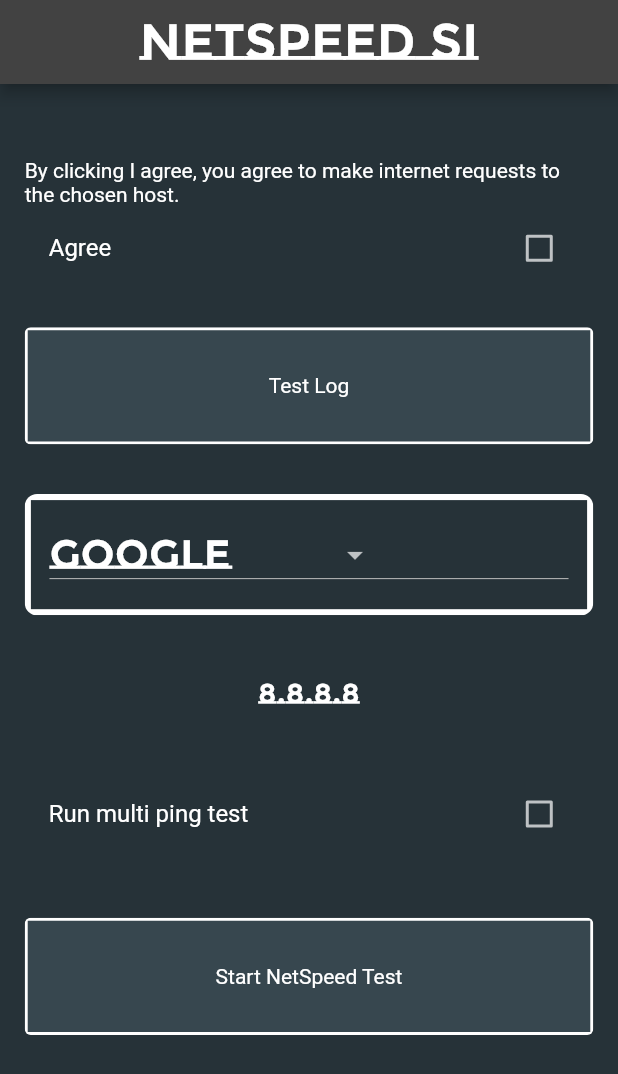
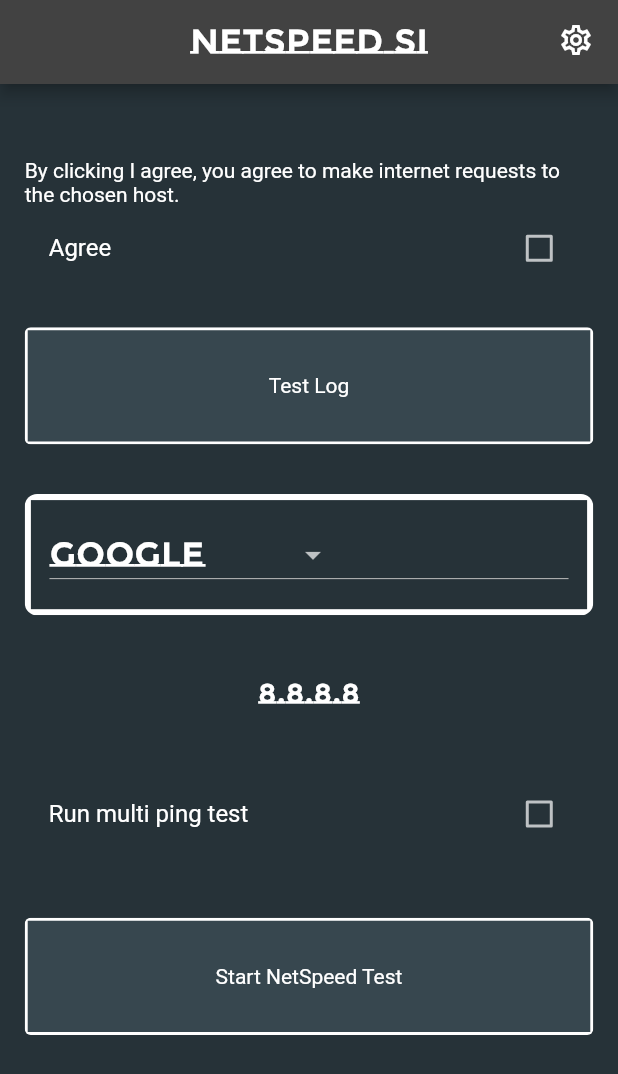
Before and after one commit to L1ght5p33D/si_netspeed_pinger, a Flutter app: the screen it shows after launch, on a phone screen of 412 x 824 dp. Shown: the top 1074 px of the screen. Run offline on Flutter 3.47's test engine with Material 2 defaults, Android fonts, the phone set to English and light mode, and no system bars; our stand-ins replace localstorage; missing offline and left inert: easyping.

Commit message:
settings init

```diff
--- a/lib/main.dart
+++ b/lib/main.dart
@@ -11,12 +11,19 @@ void main() async {
 }
 
 class NetSpeedApp extends StatelessWidget {
+  InheritedWrapperState? asw;
+  AppState? nsas;
+  @override
   Widget build(BuildContext context) {
+
+    asw = InheritedWrapper.of(context);
+    nsas = asw!.state!;
+
     return MaterialApp(
       title: 'SI NetSpeed',
       theme: ThemeData(
-        brightness: Brightness.dark,
-        scaffoldBackgroundColor: Colors.white70,
+        brightness: nsas!.app_brightness,
+        scaffoldBackgroundColor: Colors.blueGrey[900]
       ),
       home: NetDiagConfig(),
     );
--- a/lib/netdiag_config.dart
+++ b/lib/netdiag_config.dart
@@ -1,10 +1,12 @@
 import 'package:flutter/material.dart';
+import 'package:flutter/rendering.dart';
 import 'package:netspeed_si/netspeed_styles.dart';
 import 'package:netspeed_si/netspeed_globals.dart';
 import 'package:netspeed_si/netdiag_test.dart';
 import 'package:netspeed_si/nsas.dart';
 import 'package:netspeed_si/dialogs.dart';
 import 'package:netspeed_si/test_history.dart';
+import 'package:netspeed_si/netdiag_settings.dart';
 
 class NetDiagConfig extends StatefulWidget {
   _NetDiagConfigState createState() => _NetDiagConfigState();
@@ -81,8 +83,27 @@ class _NetDiagConfigState extends State<NetDiagConfig> {
     return Scaffold(
         appBar: AppBar(
             automaticallyImplyLeading: false,
-            title: Center(
+            title: Stack(children:[
+
+              Row(
+                  mainAxisAlignment: MainAxisAlignment.center,
+                  children:[Container(
               child: Text("NetSpeed SI", style: config_title_style),
+            )]),
+
+              Row(
+                mainAxisAlignment: MainAxisAlignment.end,
+                children: [
+                GestureDetector(onTap: (){
+                  Navigator.push(
+                    context,
+                    MaterialPageRoute(
+                        builder: (context) => NetDiag_Settings()),
+                  );
+                },
+                child:Icon(Icons.settings_outlined))
+              ],)
+            ]
             )),
         body: Container(
           padding: EdgeInsets.symmetric(horizontal: gss!.width*.04),
--- a/lib/netspeed_styles.dart
+++ b/lib/netspeed_styles.dart
@@ -3,12 +3,12 @@ import 'package:netspeed_si/netspeed_globals.dart';
 
 
 TextStyle config_title_style = TextStyle(
-    fontSize: 32.0,
+    fontSize: 22.0,
     fontWeight: FontWeight.w900,
     letterSpacing: 1,
     fontFamily: 'MontserratSubrayada');
 TextStyle config_dom_style = TextStyle(
-    fontSize: 26.0,
+    fontSize: 22.0,
     color: Colors.white,
     fontWeight: FontWeight.w600,
     letterSpacing: 1,
--- a/lib/nsas.dart
+++ b/lib/nsas.dart
@@ -4,6 +4,8 @@ import 'package:flutter/material.dart';
 class AppState{
   var test_log;
   var test_desc_log;
+
+  Brightness app_brightness = Brightness.dark;
 }
 
 class InheritedNSAS extends InheritedWidget {
--- a/lib/tests_log_page.dart
+++ b/lib/tests_log_page.dart
@@ -137,6 +137,9 @@ String? input_desc_val;
               child: ListView.builder(
                   itemCount: nsas!.test_log.keys.length,
                   itemBuilder: (context, idx){
+
+                    // reverse order real quick
+                    idx = nsas!.test_log.keys().length - idx - 1;
                     return
                       Padding(
                           padding: EdgeInsets.symmetric(vertical: gss!.width*.02),
--- a/pubspec.yaml
+++ b/pubspec.yaml
@@ -1,7 +1,7 @@
 name: netspeed_si
 description: Ping based network tester
 
-version: 1.0.0+1
+version: 2.0.0+1
 
 environment:
   sdk: '>=2.19.0-139.0.dev <3.0.0'
```
Also changed, not shown: lib/netdiag_settings.dart (added, +63 -0 lines), pubspec.lock, 1 other file.
